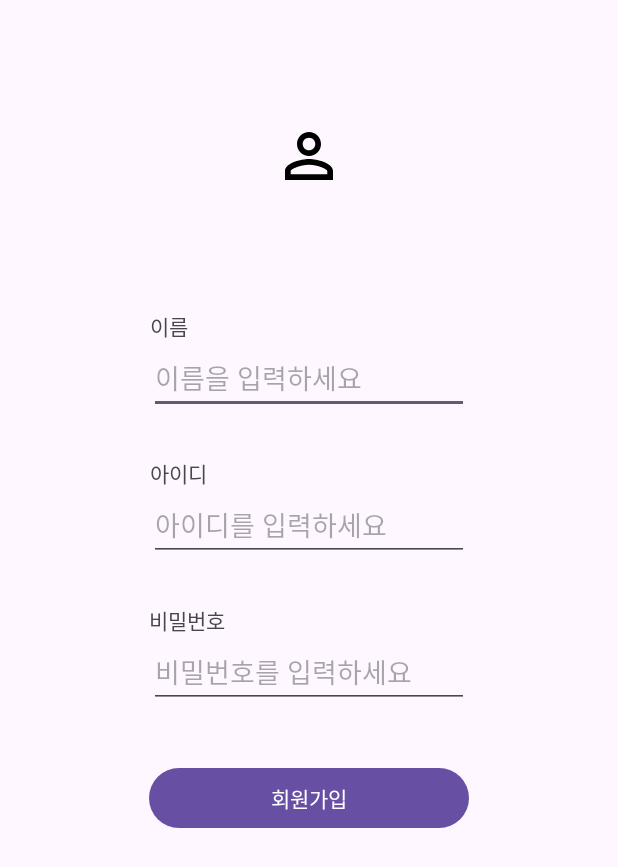
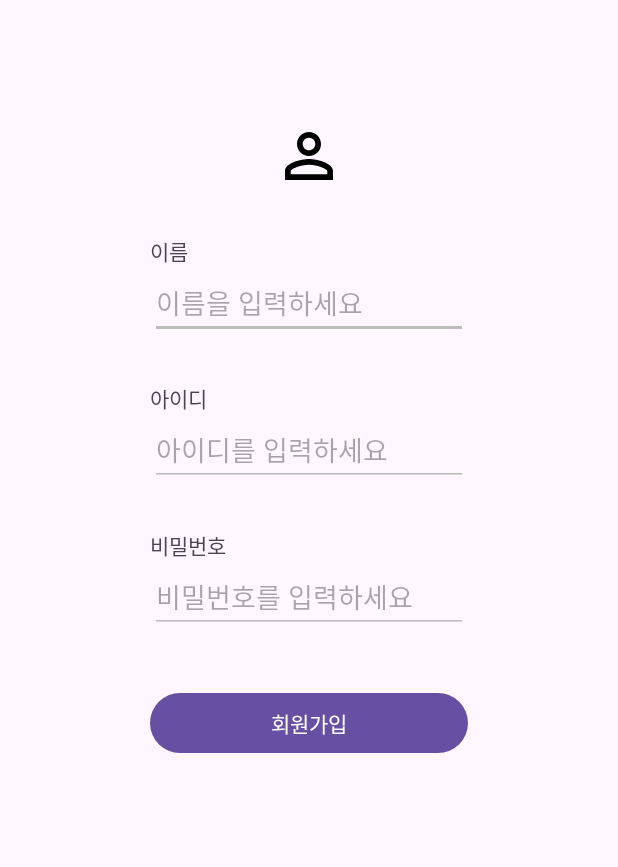
Before and after one commit to Kim-Min-Jong/nbcamp_android_basic, an Android app: the SignUpActivity screen opened directly, with no data from a screen before it, on a phone screen of 412 x 824 dp. Shown: the top 867 px of the screen. Run offline under Robolectric (Android 15) with nearby library versions, the phone set to English and light mode, and no system bars.

Commit message:
fix: 되돌리기 잘못 된 것 수정

```diff
--- a/app/src/main/res/layout/activity_sign_up.xml
+++ b/app/src/main/res/layout/activity_sign_up.xml
@@ -23,21 +23,28 @@
         android:layout_height="wrap_content"
         android:layout_marginStart="100dp"
         android:text="@string/name"
-        app:layout_constraintBottom_toTopOf="@+id/editTextName"
+        app:layout_constraintBottom_toTopOf="@+id/textInputLayoutName"
         app:layout_constraintStart_toStartOf="parent" />
-    <EditText
-        android:id="@+id/editTextName"
-        android:layout_width="wrap_content"
+    <com.google.android.material.textfield.TextInputLayout
+        android:id="@+id/textInputLayoutName"
+        style="@style/EditTextAppStyle"
+        android:theme="@style/EditTextAppStyle"
+        android:layout_width="0dp"
         android:layout_height="wrap_content"
-        android:layout_marginTop="100dp"
-        android:ems="10"
-        android:inputType="text"
-        android:hint="@string/put_name"
         app:layout_constraintEnd_toEndOf="parent"
+        android:layout_marginTop="50dp"
+        android:layout_marginStart="100dp"
+        android:layout_marginEnd="100dp"
         app:layout_constraintHorizontal_bias="0.500"
         app:layout_constraintStart_toStartOf="parent"
-        app:layout_constraintTop_toBottomOf="@+id/imageView" />
-
+        app:layout_constraintTop_toBottomOf="@+id/imageView" >
+        <com.google.android.material.textfield.TextInputEditText
+            android:id="@+id/editTextName"
+            android:layout_width="match_parent"
+            android:layout_height="wrap_content"
+            android:inputType="text"
+            android:hint="@string/put_name" />
+    </com.google.android.material.textfield.TextInputLayout>
 
 
     <TextView
@@ -46,41 +53,69 @@
         android:layout_height="wrap_content"
         android:layout_marginStart="100dp"
         android:text="@string/id"
-        app:layout_constraintBottom_toTopOf="@+id/editTextSignId"
+        app:layout_constraintBottom_toTopOf="@+id/textInputLayoutId"
         app:layout_constraintStart_toStartOf="parent" />
-    <EditText
-        android:id="@+id/editTextSignId"
-        android:layout_width="wrap_content"
+    <com.google.android.material.textfield.TextInputLayout
+        android:id="@+id/textInputLayoutId"
+        style="@style/EditTextAppStyle"
+        android:theme="@style/EditTextAppStyle"
+        android:layout_width="0dp"
         android:layout_height="wrap_content"
         android:layout_marginTop="50dp"
-        android:ems="10"
-        android:inputType="text"
-        android:hint="@string/put_id"
+        android:layout_marginStart="100dp"
+        android:layout_marginEnd="100dp"
         app:layout_constraintEnd_toEndOf="parent"
         app:layout_constraintHorizontal_bias="0.500"
         app:layout_constraintStart_toStartOf="parent"
-        app:layout_constraintTop_toBottomOf="@+id/editTextName" />
+        app:layout_constraintTop_toBottomOf="@+id/textInputLayoutName"
+        >
+        <com.google.android.material.textfield.TextInputEditText
+            android:id="@+id/editTextSignId"
+            android:layout_width="match_parent"
+            android:layout_height="wrap_content"
+            android:layout_marginTop="50dp"
+            android:ems="10"
+            android:inputType="text"
+            android:hint="@string/put_id"
+            />
+
+    </com.google.android.material.textfield.TextInputLayout>
+
     <TextView
         android:id="@+id/textView2"
         android:layout_width="wrap_content"
         android:layout_height="wrap_content"
         android:text="@string/password"
-        app:layout_constraintBottom_toTopOf="@+id/editTextTextSignPassword"
-        app:layout_constraintStart_toStartOf="@+id/editTextTextSignPassword" />
 
-    <EditText
-        android:id="@+id/editTextTextSignPassword"
-        android:layout_width="wrap_content"
+        app:layout_constraintBottom_toTopOf="@+id/textInputLayoutPwd"
+        app:layout_constraintStart_toStartOf="@+id/textInputLayoutPwd" />
+
+    <com.google.android.material.textfield.TextInputLayout
+        android:id="@+id/textInputLayoutPwd"
+        style="@style/EditTextAppStyle"
+        android:theme="@style/EditTextAppStyle"
+        android:layout_width="0dp"
         android:layout_height="wrap_content"
         android:layout_marginTop="50dp"
-        android:ems="10"
-        android:hint="@string/put_password"
-        android:inputType="textPassword"
+        android:layout_marginStart="100dp"
+        android:layout_marginEnd="100dp"
         app:layout_constraintEnd_toEndOf="parent"
         app:layout_constraintHorizontal_bias="0.500"
         app:layout_constraintStart_toStartOf="parent"
+        app:layout_constraintTop_toBottomOf="@+id/textInputLayoutId">
 
-        app:layout_constraintTop_toBottomOf="@+id/editTextSignId" />
+        <EditText
+            android:id="@+id/editTextTextSignPassword"
+            android:layout_width="match_parent"
+            android:layout_height="wrap_content"
+            android:layout_marginTop="50dp"
+            android:ems="10"
+            android:hint="@string/put_password"
+            android:inputType="textPassword"
+            />
+    </com.google.android.material.textfield.TextInputLayout>
+
+
 
 
     <Button
@@ -89,9 +124,9 @@
         android:layout_height="wrap_content"
         android:layout_marginTop="36dp"
         android:text="@string/sign_in"
-        app:layout_constraintEnd_toEndOf="@+id/editTextTextSignPassword"
+        app:layout_constraintEnd_toEndOf="@+id/textInputLayoutPwd"
         app:layout_constraintHorizontal_bias="0.0"
-        app:layout_constraintStart_toStartOf="@+id/editTextTextSignPassword"
-        app:layout_constraintTop_toBottomOf="@+id/editTextTextSignPassword" />
+        app:layout_constraintStart_toStartOf="@+id/textInputLayoutPwd"
+        app:layout_constraintTop_toBottomOf="@+id/textInputLayoutPwd" />
 
 </androidx.constraintlayout.widget.ConstraintLayout>
```
